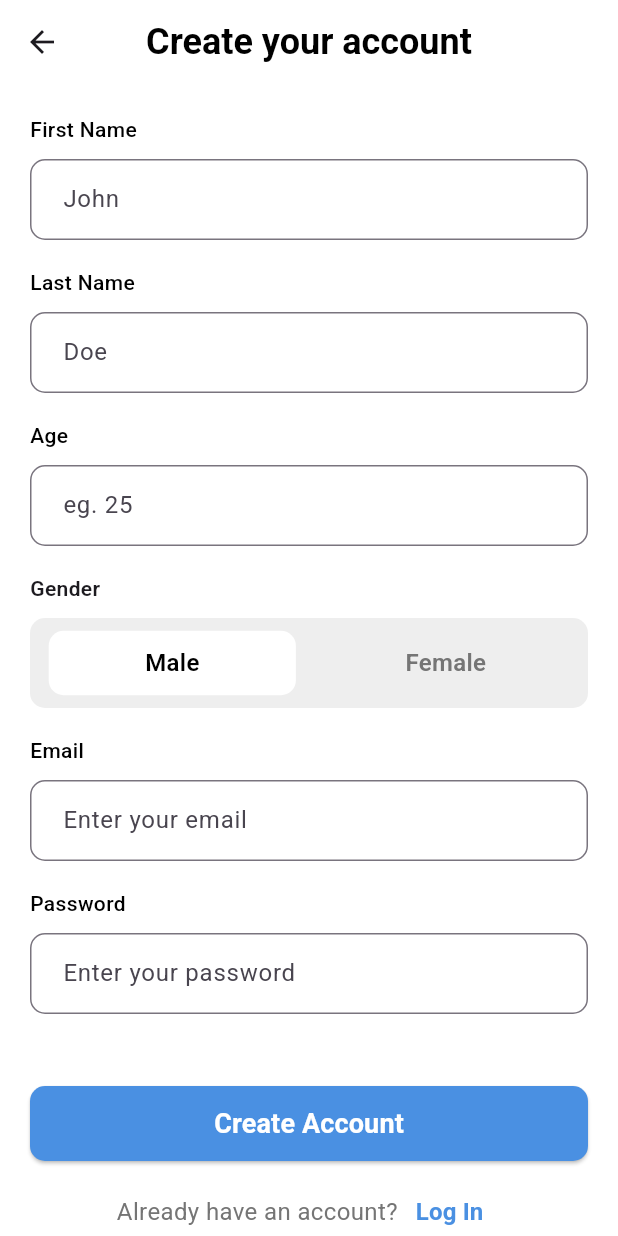
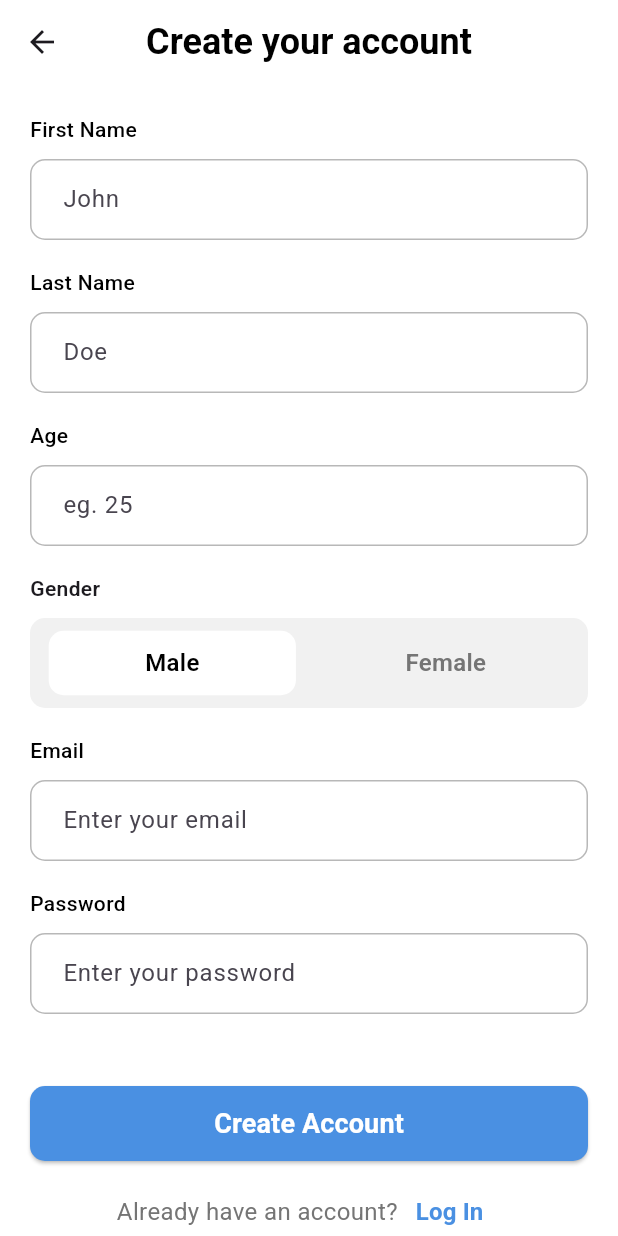
Before and after one commit to harsh308050/Flutter-Bloc-Learning, a Flutter app: the SignupScreen screen opened directly, on a phone screen of 412 x 824 dp. Run offline on Flutter 3.47's test engine with Material 3 defaults, Android fonts, the phone set to English and light mode, and no system bars; our stand-ins replace equatable, flutter_bloc.

Commit message:
Login Signup Screen

```diff
--- a/bloc_userprofileview/lib/components/CustomTextField.dart
+++ b/bloc_userprofileview/lib/components/CustomTextField.dart
@@ -61,8 +61,8 @@ class CustomTextfield extends StatelessWidget {
               onPressed: onSuffixPressed,
               icon: Icon(suffixIcon),
             ),
-            border: OutlineInputBorder(
-              borderSide: BorderSide(color: UIColours.grey),
+            enabledBorder: OutlineInputBorder(
+              borderSide: BorderSide(color: UIColours.grey.withOpacity(0.5)),
               borderRadius: BorderRadius.circular(UISizes.inputRadius),
             ),
           ),
--- a/bloc_userprofileview/lib/screens/login/signupscreen.dart
+++ b/bloc_userprofileview/lib/screens/login/signupscreen.dart
@@ -94,7 +94,7 @@ class _SignupScreenState extends State<SignupScreen> {
                               Container(
                                 height: 60,
                                 decoration: BoxDecoration(
-                                  color: Colors.grey[200],
+                                  color: UIColours.grey.withOpacity(0.1),
                                   borderRadius: BorderRadius.circular(10),
                                 ),
                                 child: Row(
--- a/bloc_userprofileview/lib/utils/utils.dart
+++ b/bloc_userprofileview/lib/utils/utils.dart
@@ -20,6 +20,7 @@ class UIStrings {
   static String lname = "Last Name";
   static String age = "Age";
   static String gender = "Gender";
+  static String searchbarHint = "Search by name or email...";
 
   static String loginButton = "Log In";
   static String signupButton = "Create Account";
@@ -30,11 +31,15 @@ class UIStrings {
   static String appbarEditProfile = "Edit Profile";
   static String appbarUsers = "Users";
   static String appbarSettings = "Settings";
+  static String tileProfile = "Profile";
+  static String tileTheme = "Theme";
+  static String tileLogout = "Logout";
+  static String tileDelete = "Delete Account";
 }
 
 class UIColours {
   static Color primaryColor = const Color(0xFF4a90e2);
-  static Color grey = const Color(0xFF727272);
+  static Color grey = const Color.fromRGBO(114, 114, 114, 0.7);
   static Color black = Colors.black;
   static Color white = Colors.white;
   static Color greyShade = Colors.grey.shade600;
@@ -56,6 +61,9 @@ class UISizes {
   static double verticalInputPadding = 15.0;
   static double horizontalInputPadding = 18.0;
   static double appbarHeight = 56.0;
+  static double tileTitle = 18.0;
+  static double tileSubtitle = 14.0;
+  static double trailIconSize = 16.0;
 }
 
 class UIIcons {
@@ -70,6 +78,12 @@ class UIIcons {
   static Icon passwordEyeDisabledIcon = const Icon(
     Icons.visibility_off_outlined,
   );
+  static Icon arrowBtnIcon = Icon(
+    Icons.arrow_forward_ios_outlined,
+    size: UISizes.trailIconSize,
+  );
+  static Icon dltBtnIcon = Icon(Icons.delete_outlined, color: UIColours.red);
+  static Icon tileThemeIcon = Icon(Icons.brightness_6_outlined);
   static Icon fnameIcon = const Icon(Icons.person);
   static Icon lnameIcon = const Icon(Icons.person);
   static Icon ageIcon = const Icon(Icons.cake);
```
Also changed, not shown: bloc_userprofileview/lib/components/CustomTile.dart (added, +52 -0 lines), bloc_userprofileview/lib/screens/home/homepage.dart (+44 -1 lines).
